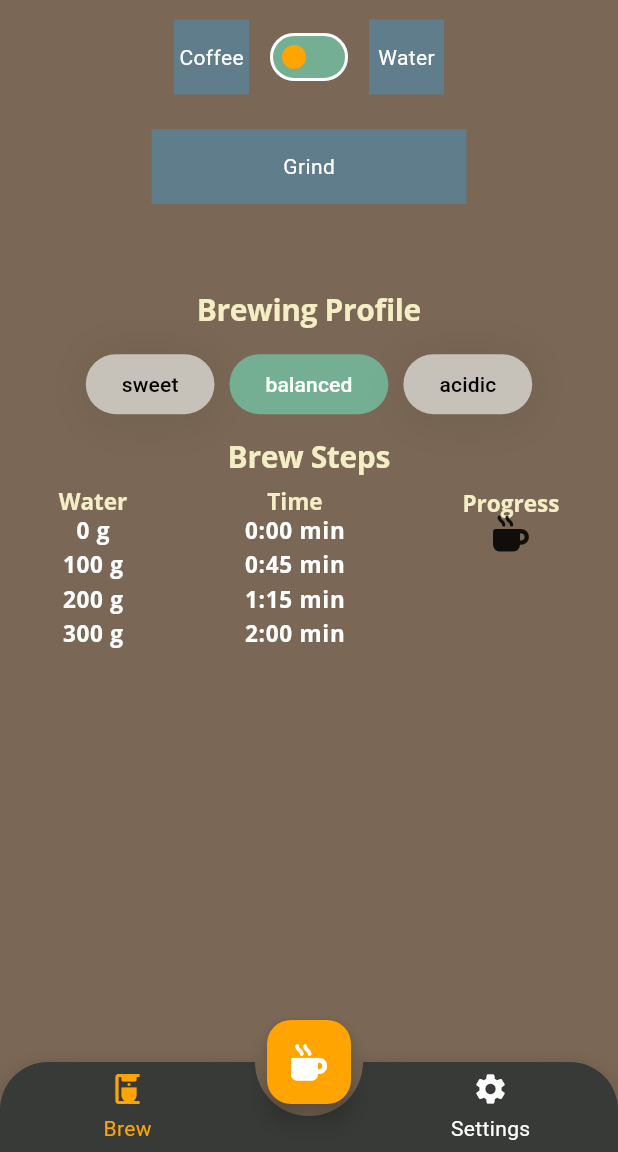
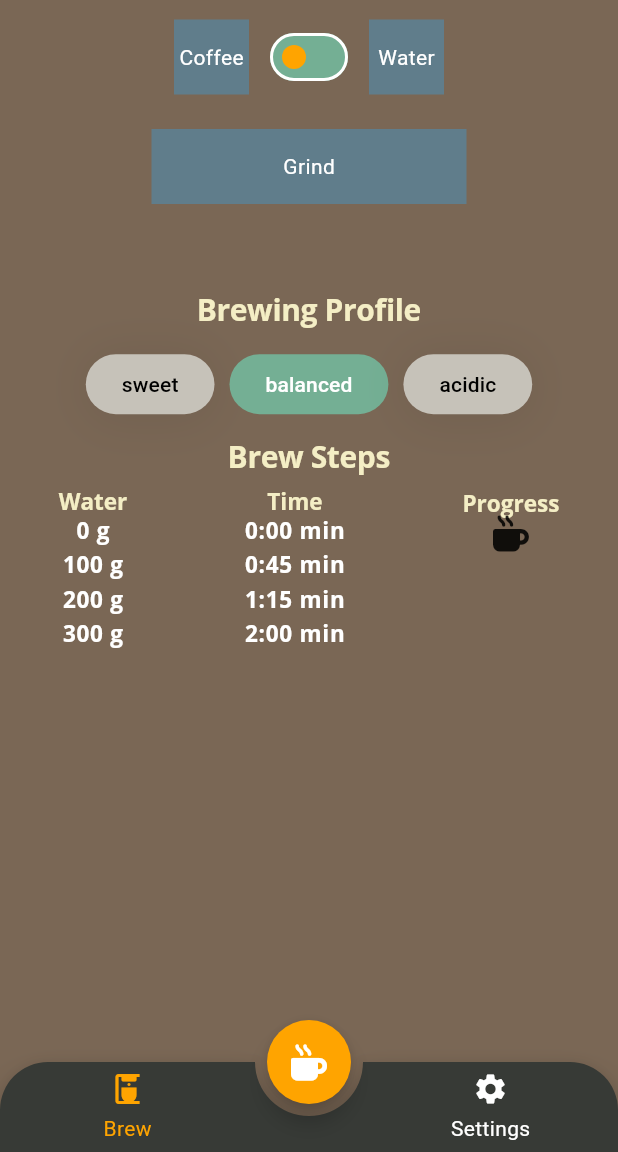
Before and after one commit to speedy901990/46method, a Flutter app: the screen it shows after launch, on a phone screen of 412 x 824 dp, the part 84-1236 px from its top. Run offline on Flutter 3.47's test engine with Material 2 defaults, Android fonts, the phone set to English and light mode, and no system bars; drawn by our look-alikes of animated_bottom_navigation_bar, auto_size_text, group_button; our stand-ins replace font_awesome_flutter; missing offline and left inert: circular_reveal_animation.

Commit message:
Update flutter. Fix deprecated stuff

```diff
--- a/app/lib/main.dart
+++ b/app/lib/main.dart
@@ -38,23 +38,23 @@ class MyApp extends StatelessWidget {
           background: HexColor('#373A36'),
         ),
         textTheme: ThemeData.dark().textTheme.copyWith(
-              bodyText1: const TextStyle(
+              bodyLarge: const TextStyle(
                 fontFamily: 'OpenSans',
                 fontSize: 15,
                 fontWeight: FontWeight.bold,
                 color: Colors.white,
               ),
-              headline1: TextStyle(
+              displayLarge: TextStyle(
                   fontFamily: 'OpenSans',
                   fontWeight: FontWeight.bold,
                   color: HexColor('#F4EEC5'),
                   fontSize: 20),
-              headline2: TextStyle(
+              displayMedium: TextStyle(
                   fontFamily: 'OpenSans',
                   fontWeight: FontWeight.bold,
                   color: HexColor('#F4EEC5'),
                   fontSize: 15),
-              headline6: const TextStyle(
+              titleLarge: const TextStyle(
                 fontFamily: 'OpenSans',
                 fontWeight: FontWeight.bold,
                 fontSize: 28,
@@ -247,6 +247,9 @@ class _Method46State extends State<Method46> with TickerProviderStateMixin {
       floatingActionButton: FloatingActionButton(
         backgroundColor: Theme.of(context).colorScheme.secondary,
         child: const FaIcon(FontAwesomeIcons.mugHot),
+        shape: RoundedRectangleBorder(
+          borderRadius: BorderRadius.all(Radius.circular(45.0)),
+        ),
         onPressed: () {
           _fabAnimationController.reset();
           _borderRadiusAnimationController.reset();
--- a/app/pubspec.yaml
+++ b/app/pubspec.yaml
@@ -34,7 +34,7 @@ dependencies:
   # Use with the CupertinoIcons class for iOS style icons.
   cupertino_icons: ^1.0.2
   group_button: ^5.2.2
-  stylish_bottom_bar: ^0.1.5
+  stylish_bottom_bar: ^1.0.2
   animated_bottom_navigation_bar: ^1.1.0
   auto_size_text: ^3.0.0
   circular_reveal_animation: ^2.0.1
```
Also changed, not shown: app/pubspec.lock.
